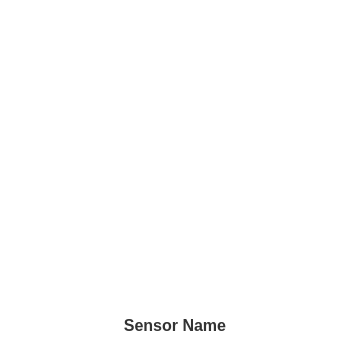
First picture: the form in qt/sensor_card.ui, repository Alexey-Nikolaevic-B/2042_sensor_testing, before the edit.
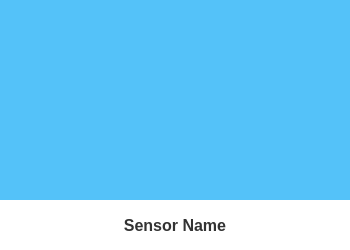
Second picture: the form after the edit.

Commit message: sensor page

```diff
--- a/qt/sensor_card.ui
+++ b/qt/sensor_card.ui
@@ -7,19 +7,19 @@
     <x>0</x>
     <y>0</y>
     <width>350</width>
-    <height>350</height>
+    <height>250</height>
    </rect>
   </property>
   <property name="minimumSize">
    <size>
     <width>350</width>
-    <height>350</height>
+    <height>250</height>
    </size>
   </property>
   <property name="maximumSize">
    <size>
     <width>350</width>
-    <height>350</height>
+    <height>250</height>
    </size>
   </property>
   <property name="styleSheet">
@@ -51,17 +51,17 @@
      <property name="minimumSize">
       <size>
        <width>180</width>
-       <height>140</height>
+       <height>10</height>
       </size>
      </property>
      <property name="maximumSize">
       <size>
-       <width>350</width>
-       <height>300</height>
+       <width>10000</width>
+       <height>10000</height>
       </size>
      </property>
      <property name="styleSheet">
-      <string notr="true"/>
+      <string notr="true">background-color: rgb(84, 194, 249);</string>
      </property>
      <property name="text">
       <string/>
```
The commit also changes 24 other files.
